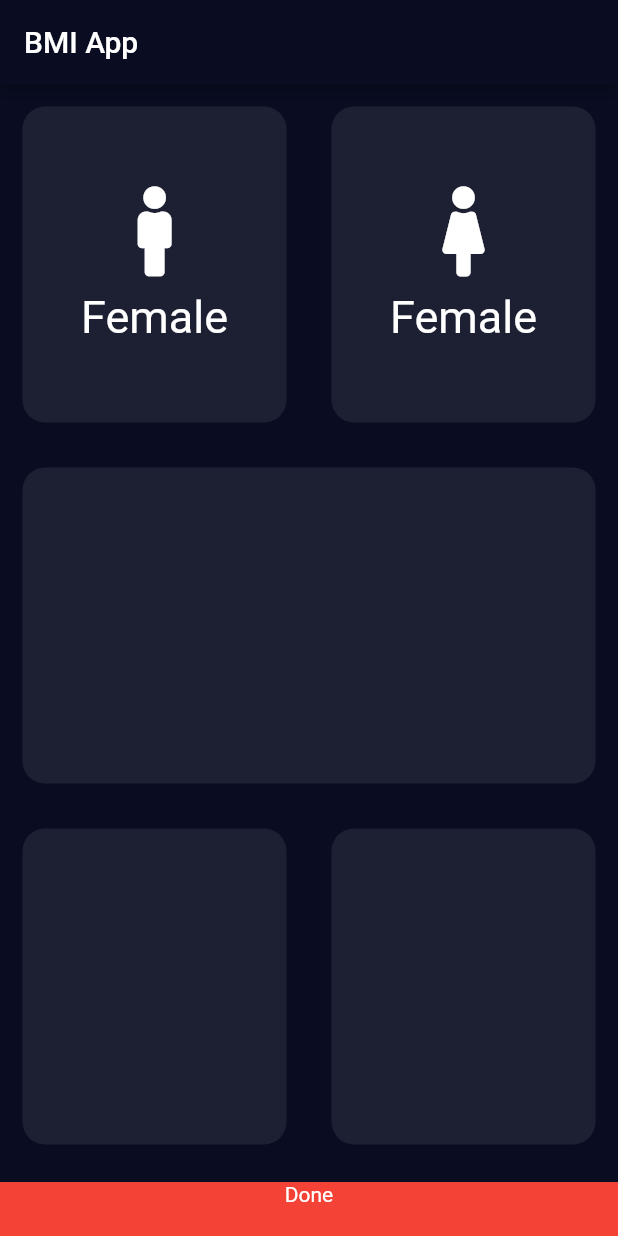
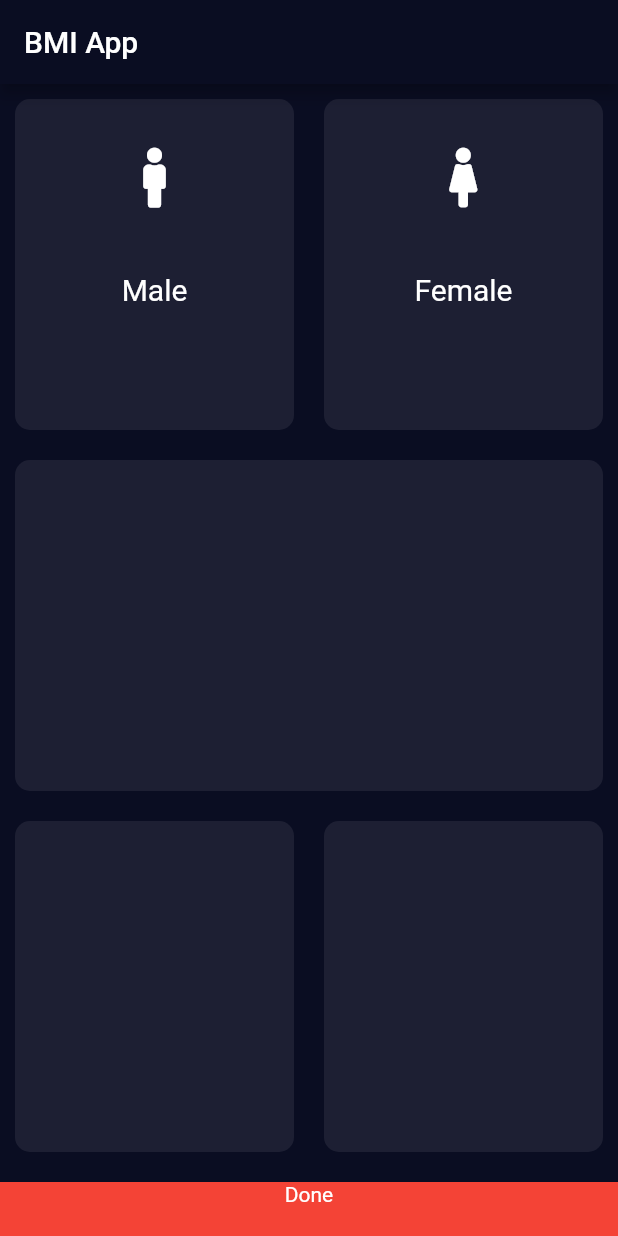
Before and after one commit to Mohammad-Haseeb/Body-Mass-Index-App, a Flutter app: the screen it shows after launch, on a phone screen of 412 x 824 dp. Run offline on Flutter 3.47's test engine with Material 2 defaults, Android fonts, the phone set to English and light mode, and no system bars; our stand-ins replace font_awesome_flutter.

```diff
--- a/lib/icons.dart
+++ b/lib/icons.dart
@@ -9,14 +9,22 @@ class icons_settting_widget extends StatelessWidget {
     return Column(
       mainAxisAlignment: MainAxisAlignment.center,
       children: [
-        Icon(fontAwesomeIconsSetter,
-          size: 60,),
+        Expanded(
+          flex: 1,
+          child: Icon(fontAwesomeIconsSetter,
+            size: 40,),
+        ),
         SizedBox(
           height: 10.0,
         ),
-        Text(label,style: TextStyle(
-            fontSize: 30.0
-        ),),
+        Expanded(
+          flex: 1,
+          child: Text(
+
+            label,style: TextStyle(
+              fontSize: 20.0
+          ),),
+        ),
 
 
       ],
--- /dev/null
+++ b/lib/input_Page.dart
@@ -0,0 +1,107 @@
+import 'package:flutter/material.dart';
+import 'package:flutter/widgets.dart';
+import 'package:font_awesome_flutter/font_awesome_flutter.dart';
+import 'bottom_Button.dart';
+import 'icons.dart';
+import 'resuable_cards.dart';
+import 'package:flutter/painting.dart';
+
+enum Gender{
+ male,
+  female
+}
+const unSelected_Colour=Color(0xFF1D1F33);
+const select_Colour=Color(0xFF111428);
+class Input_Page extends StatefulWidget {
+  @override
+  _Input_PageState createState() => _Input_PageState();
+}
+
+class _Input_PageState extends State<Input_Page> {
+  Gender selected_gender;
+
+
+  @override
+  Widget build(BuildContext context) {
+    return MaterialApp(
+      theme: ThemeData.dark().copyWith(
+          scaffoldBackgroundColor: Color(0xFF0A0D22),
+          primaryColor: Color(0xFF0A0D22)),
+      home: Scaffold(
+          appBar: AppBar(
+            title: Text("BMI App"),
+          ),
+          body: SafeArea(
+            child: Column(
+              children: [
+                Expanded(
+                  child: Row(
+                    children: [
+                      Expanded(
+                        child: GestureDetector(
+                          onTap: (){
+                            setState(() {
+                              selected_gender=Gender.male;
+                            });
+
+                          },
+                          child: resuable_cards(
+                            Colour:selected_gender==Gender.male? select_Colour:unSelected_Colour,
+                            widget: icons_settting_widget(
+                                fontAwesomeIconsSetter: FontAwesomeIcons.male,
+                                label: "Male"),
+                          ),
+                        ),
+                      ),
+                      Expanded(
+                        child: GestureDetector(
+                          onTap: (){
+                          setState(() {
+                            selected_gender=Gender.female;
+
+                          });
+
+                          },
+                          child: resuable_cards(
+                            Colour:selected_gender==Gender.female? select_Colour:unSelected_Colour,
+                            widget: icons_settting_widget(
+                                fontAwesomeIconsSetter: FontAwesomeIcons.female,
+                                label: "Female"),
+                          ),
+                        ),
+                      )
+                    ],
+                  ),
+                ),
+                Expanded(
+                    child: Row(
+                      children: [
+                        Expanded(
+                          child: resuable_cards(
+                            Colour: unSelected_Colour,
+                          ),
+                        )
+                      ],
+                    )),
+                Expanded(
+                    child: Row(
+                      children: [
+                        Expanded(
+                          child: resuable_cards(
+                            Colour:unSelected_Colour,
+                          ),
+                        ),
+                        Expanded(
+                          child: resuable_cards(
+                            Colour: unSelected_Colour,
+                          ),
+                        )
+                      ],
+                    )),
+                bottom_button()
+              ],
+            ),
+          )),
+    );
+  }
+}
--- a/lib/resuable_cards.dart
+++ b/lib/resuable_cards.dart
@@ -9,10 +9,10 @@ class resuable_cards extends StatelessWidget {
   Widget build(BuildContext context) {
     return Container(
       decoration: BoxDecoration(
-        borderRadius: BorderRadius.circular(15),
+        borderRadius: BorderRadius.circular(10),
         color: Colour,
       ),
-      margin: EdgeInsets.all(15.0),
+      margin: EdgeInsets.all(10.0),
       child: widget,
     );
   }
```
Also changed, not shown: lib/main.dart (+2 -70 lines).
